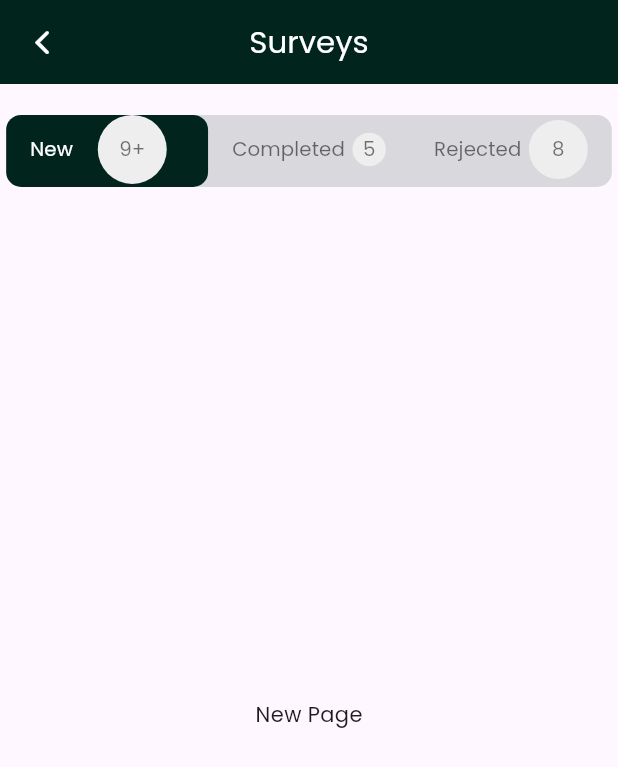
After one commit to Rahisi-Solution/work_permit, a Flutter app: the Home screen opened directly, after a tap on "START SURVEYS", on a phone screen of 412 x 824 dp. The commit adds this screen. Shown: the top 767 px of the screen. Run offline on Flutter 3.47's test engine with Material 3 defaults, Android fonts, the phone set to English and light mode, and no system bars; our stand-ins replace another_flushbar, connectivity.

Commit message:
👽 continue with survey module

```diff
--- a/lib/screens/home.dart
+++ b/lib/screens/home.dart
@@ -1,6 +1,8 @@
 import 'package:flutter/cupertino.dart';
 import 'package:flutter/material.dart';
+import 'package:flutter/services.dart';
 import 'package:wps_survey/helper/size_config.dart';
+import 'package:wps_survey/screens/survey.dart';
 
 import '../helper/appcolors.dart';
 import '../helper/slide_up.dart';
@@ -15,26 +17,14 @@ class Home extends StatefulWidget {
 class _HomeState extends State<Home> {
   @override
   Widget build(BuildContext context) {
-    return PopScope(
+    return AnnotatedRegion<SystemUiOverlayStyle>(
+      value: const SystemUiOverlayStyle(
+        statusBarBrightness: Brightness.light,
+        statusBarColor: AppColors.primaryColor,
+      ),
+      child: PopScope(
         canPop: false,
         child: Scaffold(
-        // appBar: AppBar(
-        //   automaticallyImplyLeading: false,
-        //   centerTitle: true,
-        //   elevation: 0,
-        //   backgroundColor: AppColors.primaryColor,
-        //   actions: [
-        //     Padding(
-        //       padding: const EdgeInsets.all(8.0),
-        //       child: IconButton(
-        //           onPressed: () {},
-        //           icon: const Icon(
-        //             CupertinoIcons.gear_solid,
-        //             color: Colors.white,
-        //           )),
-        //     )
-        //   ],
-        // ),
           body: SafeArea(
             child: SizedBox(
               width: SizeConfig.widthMultiplier * 100,
@@ -46,6 +36,7 @@ class _HomeState extends State<Home> {
                   SizedBox(height: SizeConfig.heightMultiplier * 1),
                   _bodySection(),
                 ],
+              ),
             ),
           ),
         ),
@@ -119,7 +110,16 @@ class _HomeState extends State<Home> {
       padding: EdgeInsets.all(SizeConfig.heightMultiplier * 1.5),
       child: Column(
         children: [
-          Container(
+          GestureDetector(
+            onTap: () {
+              Navigator.push(
+                context,
+                MaterialPageRoute(
+                  builder: (_) => const SurveyScreen(),
+                ),
+              );
+            },
+            child: Container(
               width: SizeConfig.widthMultiplier * 100,
               height: SizeConfig.heightMultiplier * 15,
               decoration: BoxDecoration(
@@ -168,6 +168,7 @@ class _HomeState extends State<Home> {
                         ),
                       ))
                 ],
+              ),
             ),
           ),
           SizedBox(height: SizeConfig.heightMultiplier * 2),
--- /dev/null
+++ b/lib/screens/survey.dart
@@ -0,0 +1,149 @@
+import 'package:flutter/cupertino.dart';
+import 'package:flutter/material.dart';
+import 'package:wps_survey/helper/appcolors.dart';
+
+import '../helper/size_config.dart';
+
+class SurveyScreen extends StatefulWidget {
+  const SurveyScreen({super.key});
+
+  @override
+  State<SurveyScreen> createState() => _SurveyScreenState();
+}
+
+class _SurveyScreenState extends State<SurveyScreen> {
+  @override
+  Widget build(BuildContext context) {
+    return Scaffold(
+      appBar: AppBar(
+        backgroundColor: AppColors.primaryColor,
+        centerTitle: true,
+        title: Text(
+          "Surveys",
+          style: TextStyle(
+            fontSize: SizeConfig.textMultiplier * 2.5,
+            color: Colors.white,
+          ),
+        ),
+        leading: IconButton(
+          onPressed: () {
+            Navigator.pop(context);
+          },
+          icon: const Icon(
+            CupertinoIcons.back,
+            color: Colors.white,
+          ),
+        ),
+      ),
+      body: SafeArea(
+        child: DefaultTabController(
+          length: 3,
+          child: Scaffold(
+            resizeToAvoidBottomInset: false,
+            body: SizedBox(
+              width: SizeConfig.widthMultiplier * 100,
+              height: SizeConfig.heightMultiplier * 100,
+              child: Column(
+                mainAxisAlignment: MainAxisAlignment.start,
+                crossAxisAlignment: CrossAxisAlignment.start,
+                children: [
+                  SizedBox(height: SizeConfig.heightMultiplier * 2),
+                  Padding(
+                    padding: EdgeInsets.all(SizeConfig.widthMultiplier * 1),
+                    child: _mainAppBar(),
+                  ),
+                  Expanded(child: _pageRenders())
+                ],
+              ),
+            ),
+          ),
+        ),
+      ),
+    );
+  }
+
+  _mainAppBar() {
+    return Container(
+      width: SizeConfig.widthMultiplier * 100,
+      decoration: BoxDecoration(
+        borderRadius: BorderRadius.circular(10),
+        color: AppColors.primaryColor.withOpacity(0.15),
+        // gradient: LinearGradient(
+        //   begin: Alignment.topLeft,
+        //   end: Alignment.bottomRight,
+        //   stops: [0.2, 0.5, 0.9, 1.4],
+        //   colors: [
+        //     AppColors.primaryColor.withOpacity(0.1),
+        //     AppColors.primaryColor.withOpacity(0.4),
+        //     AppColors.primaryColor.withOpacity(0.1),
+        //     AppColors.primaryColor.withOpacity(0.4),
+        //   ],
+        //   tileMode: TileMode.repeated,
+        // ),
+      ),
+      child: TabBar(
+        indicatorSize: TabBarIndicatorSize.tab,
+        dividerColor: Colors.transparent,
+        indicator: const BoxDecoration(
+          color: AppColors.primaryColor,
+          borderRadius: BorderRadius.all(Radius.circular(10)),
+        ),
+        labelColor: Colors.white,
+        unselectedLabelColor: Colors.black54,
+        tabs: [
+          _tabItem(10, "New"),
+          _tabItem(5, "Completed"),
+          _tabItem(8, "Rejected"),
+        ],
+      ),
+    );
+  }
+
+  _pageRenders() {
+    return const TabBarView(
+      children: [
+        Center(child: Text('New Page')),
+        Center(child: Text('Completed Page')),
+        Center(child: Text('Rejected Page')),
+      ],
+    );
+  }
+
+  _tabItem(int count, String title) {
+    return Tab(
+      child: Row(
+        mainAxisAlignment: MainAxisAlignment.center,
+        children: [
+          Text(
+            title,
+            overflow: TextOverflow.ellipsis,
+            style: TextStyle(
+              fontSize: SizeConfig.textMultiplier * 1.6,
+            ),
+          ),
+          count > 0
+              ? Expanded(
+                  child: Container(
+                    margin: const EdgeInsetsDirectional.only(start: 5),
+                    padding: const EdgeInsets.all(3),
+                    decoration: BoxDecoration(
+                      color: Colors.grey.shade200,
+                      shape: BoxShape.circle,
+                    ),
+                    child: Center(
+                      child: Text(
+                        count > 9 ? "9+" : count.toString(),
+                        style: TextStyle(
+                          color: Colors.black54,
+                          fontSize: SizeConfig.textMultiplier * 1.6,
+                        ),
+                      ),
+                    ),
+                  ),
+                )
+              : const SizedBox(width: 0, height: 0),
+        ],
+      ),
+    );
+  }
+}
--- /dev/null
+++ b/lib/surveys/new.dart
@@ -0,0 +1,15 @@
+import 'package:flutter/material.dart';
+
+class NewSurveys extends StatefulWidget {
+  const NewSurveys({super.key});
+
+  @override
+  State<NewSurveys> createState() => _NewSurveysState();
+}
+
+class _NewSurveysState extends State<NewSurveys> {
+  @override
+  Widget build(BuildContext context) {
+    return const Placeholder();
+  }
+}
```
Lines whose indentation alone changed are shown as unchanged.
